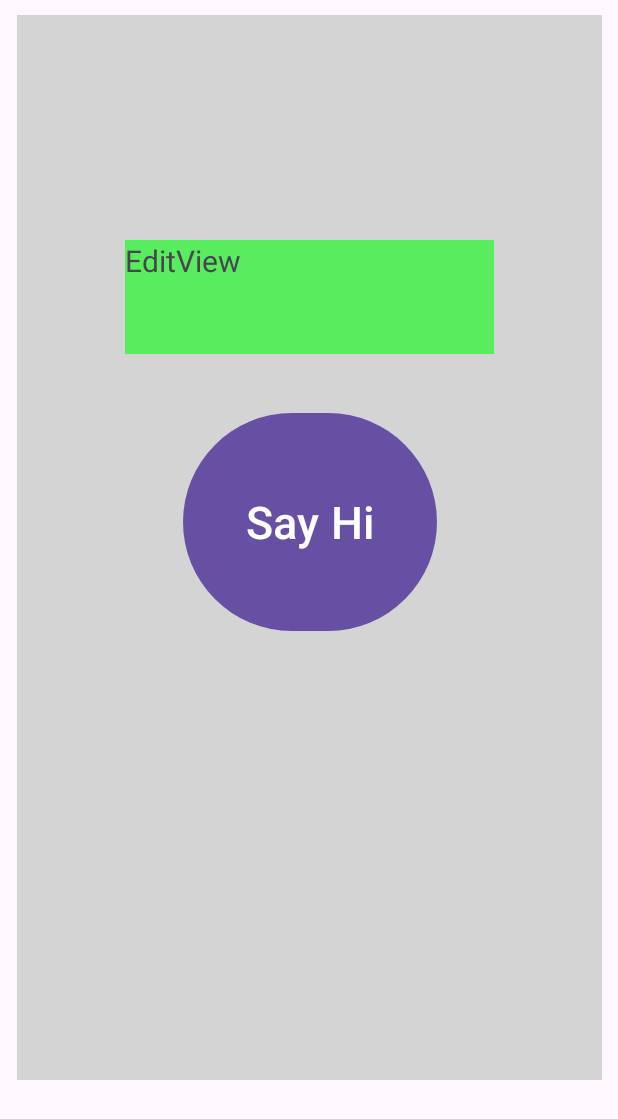
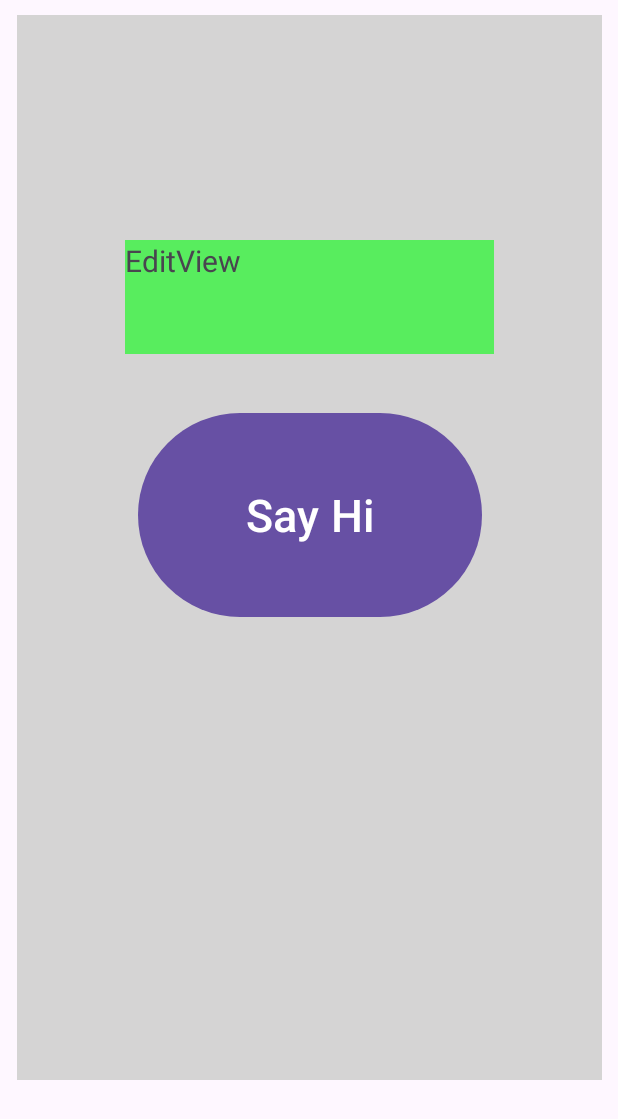
Before and after one commit to NguyenTanDat1105/BTAndroid65CLC, an Android app: the screen it shows after launch (MainActivity), on a phone screen of 412 x 824 dp. Shown: the top 1119 px of the screen. Run offline under Robolectric (Android 15) with nearby library versions, the phone set to English and light mode, and no system bars.

Commit message:
VDLayout1

```diff
--- a/VDLayout1/app/src/main/res/layout/activity_main.xml
+++ b/VDLayout1/app/src/main/res/layout/activity_main.xml
@@ -31,8 +31,8 @@
 
         <Button
             android:id="@+id/button"
-            android:layout_width="169dp"
-            android:layout_height="153dp"
+            android:layout_width="229dp"
+            android:layout_height="144dp"
             android:layout_marginTop="35dp"
             android:freezesText="false"
             android:text="Say Hi"
```
